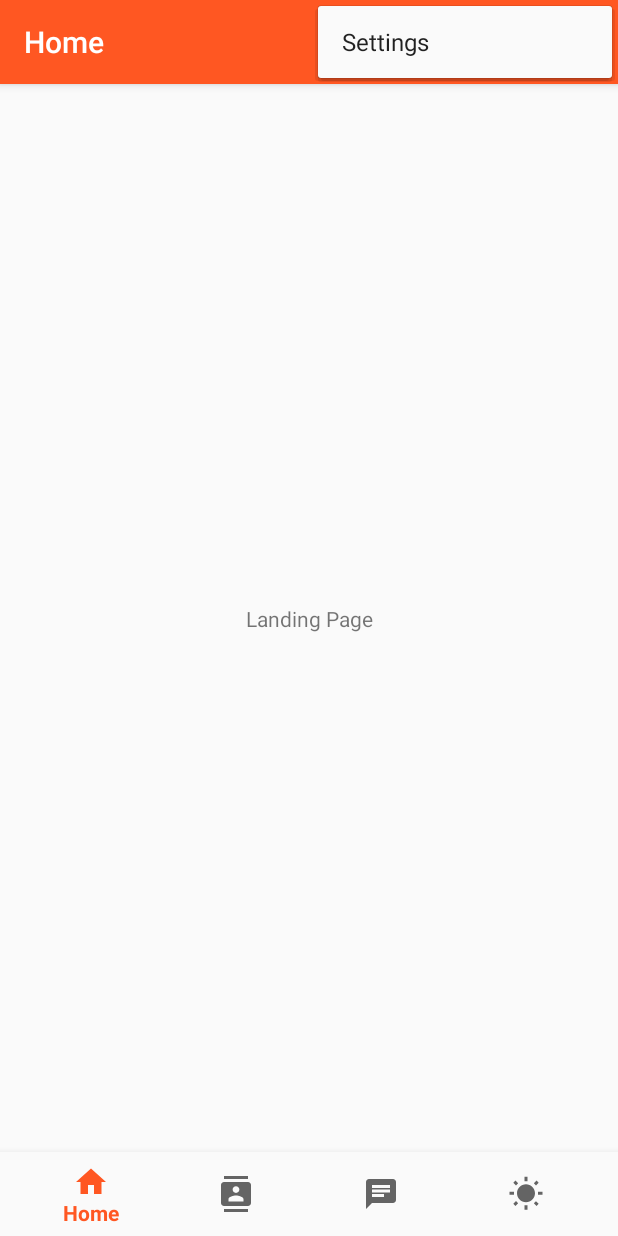
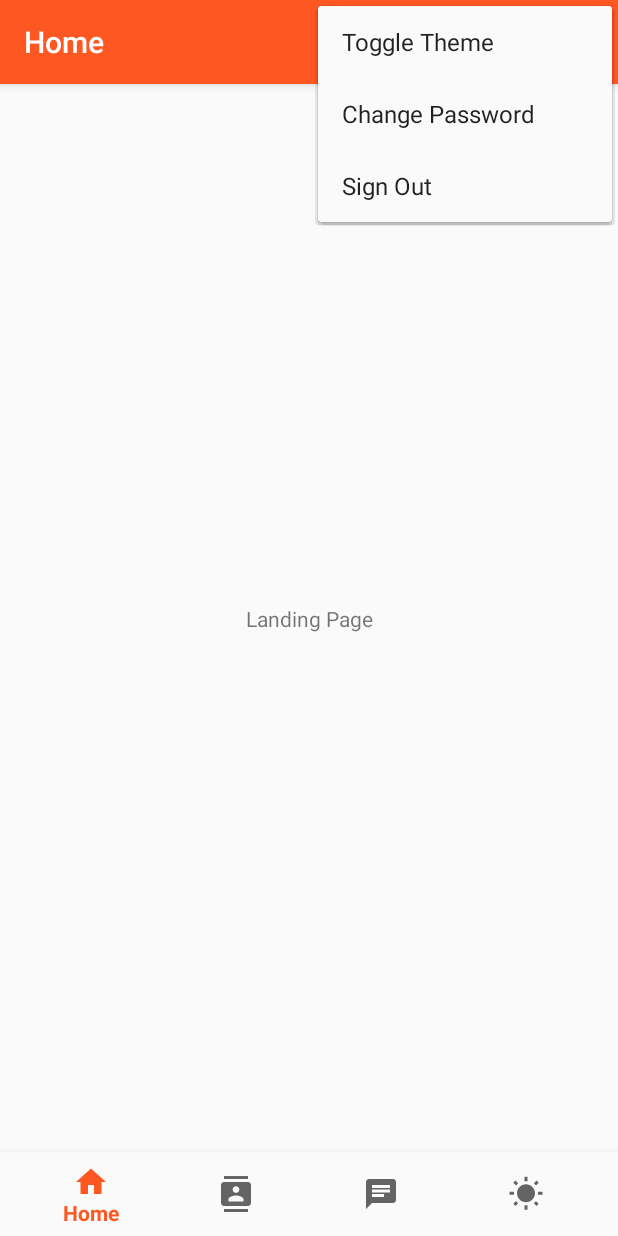
Before and after one commit to ajp54/Team-2-TCSS-450, an Android app: the MainActivity screen opened directly, with no data from a screen before it, with the options menu open, on a phone screen of 412 x 824 dp. Run offline under Robolectric (Android 15) with nearby library versions, the phone set to English and light mode, and no system bars; our stand-ins replace navigation-ui.

Commit message:
sign out works and back button does not take back to login anymore, just home screen.

```diff
--- a/app/src/main/java/edu/uw/tcss450/chatapp/ui/home/SuccessFragment.java
+++ b/app/src/main/java/edu/uw/tcss450/chatapp/ui/home/SuccessFragment.java
@@ -1,7 +1,10 @@
 package edu.uw.tcss450.chatapp.ui.home;
 
+import android.content.Intent;
 import android.os.Bundle;
 
+import androidx.activity.OnBackPressedCallback;
+import androidx.annotation.Nullable;
 import androidx.fragment.app.Fragment;
 
 import android.view.LayoutInflater;
@@ -20,6 +23,26 @@ public class SuccessFragment extends Fragment {
         // Required empty public constructor
     }
 
+    @Override
+    public void onCreate(@Nullable Bundle savedInstanceState) {
+        super.onCreate(savedInstanceState);
+
+        // This callback will only be called when MyFragment is at least Started.
+        OnBackPressedCallback callback = new OnBackPressedCallback(true /* enabled by default */) {
+            @Override
+            public void handleOnBackPressed() {
+//                System.exit(0);
+                Intent intent = new Intent(Intent.ACTION_MAIN);
+                intent.addCategory(Intent.CATEGORY_HOME);
+                intent.setFlags(Intent.FLAG_ACTIVITY_NEW_TASK);
+                startActivity(intent);
+            }
+        };
+        requireActivity().getOnBackPressedDispatcher().addCallback(this, callback);
+
+        // The callback can be enabled or disabled here or in handleOnBackPressed()
+    }
+
 
     @Override
     public View onCreateView(LayoutInflater inflater, ViewGroup container,
--- a/app/src/main/res/menu/toolbar.xml
+++ b/app/src/main/res/menu/toolbar.xml
@@ -3,8 +3,18 @@
     xmlns:android="http://schemas.android.com/apk/res/android"
     xmlns:app="http://schemas.android.com/apk/res-auto">
     <item
-        android:id="@+id/action_settings"
+        android:id="@+id/action_toggleTheme"
         android:orderInCategory="100"
-        android:title="Settings"
+        android:title="Toggle Theme"
+        app:showAsAction="never" />
+    <item
+        android:id="@+id/action_changePassword"
+        android:orderInCategory="100"
+        android:title="Change Password"
+        app:showAsAction="never" />
+    <item
+        android:id="@+id/action_signOut"
+        android:orderInCategory="100"
+        android:title="Sign Out"
         app:showAsAction="never" />
 </menu>
```
Also changed, not shown: app/src/main/java/edu/uw/tcss450/chatapp/MainActivity.java (+11 -1 lines).
